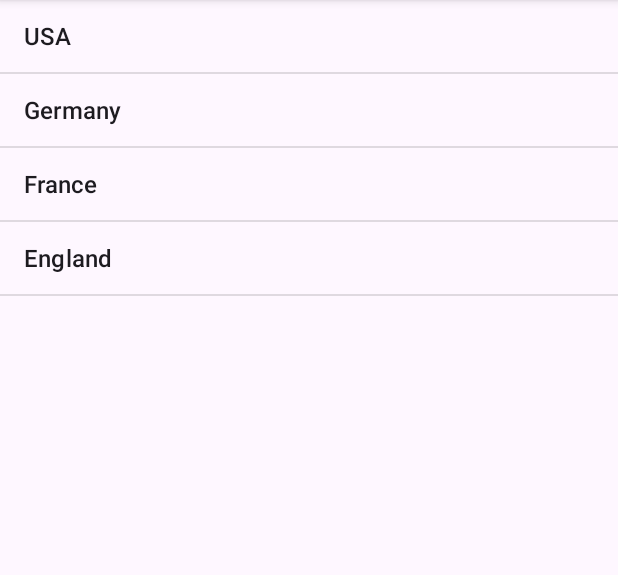
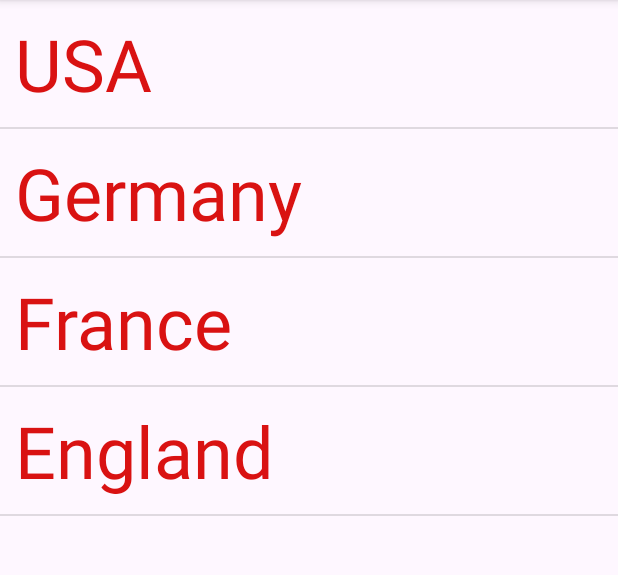
Before and after one commit to calebmortensen/CounterApp, an Android app: the EighthActivity screen opened directly, with no data from a screen before it, on a phone screen of 412 x 824 dp, the part 96-671 px from its top. Run offline under Robolectric (Android 15) with nearby library versions, the phone set to English and light mode, and no system bars.

Commit message:
Custom List View

```diff
--- a/app/src/main/java/com/example/counterapp/EighthActivity.java
+++ b/app/src/main/java/com/example/counterapp/EighthActivity.java
@@ -13,6 +13,7 @@
 public class EighthActivity extends AppCompatActivity {
 
     ListView listview;
+
     @Override
     protected void onCreate(Bundle savedInstanceState) {
         super.onCreate(savedInstanceState);
@@ -31,11 +32,15 @@
 
 
         //3. Adapter: acts as a bridge between the 'data source' and the 'AdapterView'
-        ArrayAdapter<String> adapter = new ArrayAdapter<>(
+       /* ArrayAdapter<String> adapter = new ArrayAdapter<>(
                 this,
                 android.R.layout.simple_list_item_1,
                 countries
-        );
+        );*/
+        MyCustomAdapter adapter = new MyCustomAdapter(this, countries);
+
+
+
         //Link Listview with the Adapter
         listview.setAdapter(adapter);
     }
--- /dev/null
+++ b/app/src/main/java/com/example/counterapp/MyCustomAdapter.java
@@ -0,0 +1,62 @@
+package com.example.counterapp;
+
+import android.content.Context;
+import android.view.LayoutInflater;
+import android.view.View;
+import android.view.ViewGroup;
+import android.widget.BaseAdapter;
+import android.widget.TextView;
+
+public class MyCustomAdapter extends BaseAdapter {
+
+    private Context context;
+    private String[] items;
+
+    public MyCustomAdapter(Context context, String[] items) {
+        this.context = context;
+        this.items = items;
+    }
+
+    @Override
+    public int getCount() {
+        return items.length; //Returns the number of items in your data source
+    }
+
+    @Override
+    public Object getItem(int position) {
+        return items[position]; //Returns the data item at the given position
+    }
+
+    @Override
+    public long getItemId(int position) {
+        return position; //Returns a unique Identifier for the item at the given position
+    }
+
+    @Override
+    public View getView(int position, View convertView, ViewGroup parent) {
+        ViewHolder holder;
+
+        if(convertView == null){
+            //convertView: is a recycled View that you can reuse to improve
+            //the performance of your list
+            convertView = LayoutInflater.from(context).
+                           inflate(R.layout.list_item, parent, false);
+            holder = new ViewHolder();
+            holder.textView = convertView.findViewById(R.id.text1);
+            convertView.setTag(holder);
+        }else{
+            holder=(ViewHolder) convertView.getTag();
+        }
+
+        //Set the data to the view
+        holder.textView.setText(items[position]);
+
+
+        return convertView; //Displays the data a position in teh data set
+    }
+
+    static class ViewHolder{
+        //Holds references to the views within an item layout
+        TextView textView;
+    }
+}
--- /dev/null
+++ b/app/src/main/res/layout/list_item.xml
@@ -0,0 +1,18 @@
+<?xml version="1.0" encoding="utf-8"?>
+<androidx.constraintlayout.widget.ConstraintLayout xmlns:android="http://schemas.android.com/apk/res/android"
+    xmlns:app="http://schemas.android.com/apk/res-auto"
+    android:layout_width="match_parent"
+    android:layout_height="match_parent">
+
+    <TextView
+        android:id="@+id/text1"
+        android:padding="10dp"
+        android:layout_width="0dp"
+        android:layout_height="wrap_content"
+        android:text="item1"
+        android:textColor="#D91212"
+        android:textSize="48sp"
+        app:layout_constraintStart_toStartOf="parent"
+        app:layout_constraintTop_toTopOf="parent" />
+
+</androidx.constraintlayout.widget.ConstraintLayout>
```
